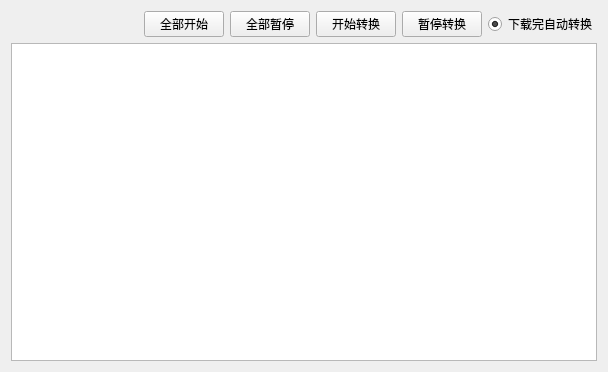
First picture: the form in ui/download.ui, repository tonquer/picacg-qt, before the edit.
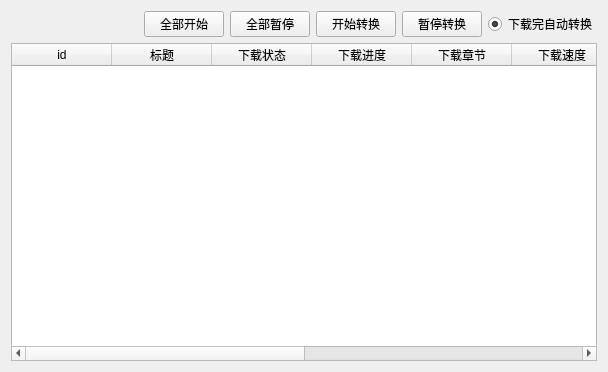
Second picture: the form after the edit.

```diff
--- a/ui/download.ui
+++ b/ui/download.ui
@@ -75,7 +75,58 @@
       </layout>
      </item>
      <item row="5" column="0">
-      <widget class="QTableWidget" name="tableWidget"/>
+      <widget class="QTableWidget" name="tableWidget">
+       <column>
+        <property name="text">
+         <string>id</string>
+        </property>
+       </column>
+       <column>
+        <property name="text">
+         <string>标题</string>
+        </property>
+       </column>
+       <column>
+        <property name="text">
+         <string>下载状态</string>
+        </property>
+       </column>
+       <column>
+        <property name="text">
+         <string>下载进度</string>
+        </property>
+       </column>
+       <column>
+        <property name="text">
+         <string>下载章节</string>
+        </property>
+       </column>
+       <column>
+        <property name="text">
+         <string>下载速度</string>
+        </property>
+       </column>
+       <column>
+        <property name="text">
+         <string>转换进度</string>
+        </property>
+       </column>
+       <column>
+        <property name="text">
+         <string>转换章节</string>
+        </property>
+       </column>
+       <column>
+        <property name="text">
+         <string>转换耗时</string>
+        </property>
+       </column>
+       <column>
+        <property name="text">
+         <string>转换状态</string>
+        </property>
+       </column>
+      </widget>
      </item>
     </layout>
    </item>
```
